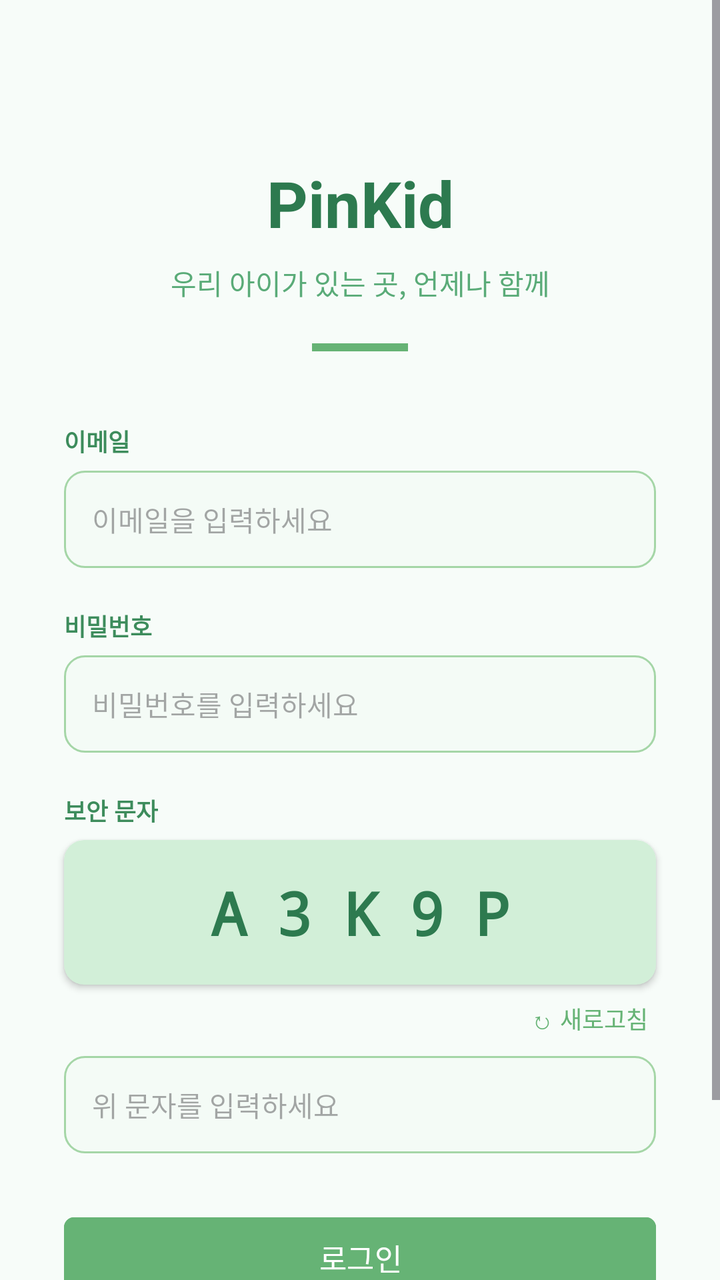
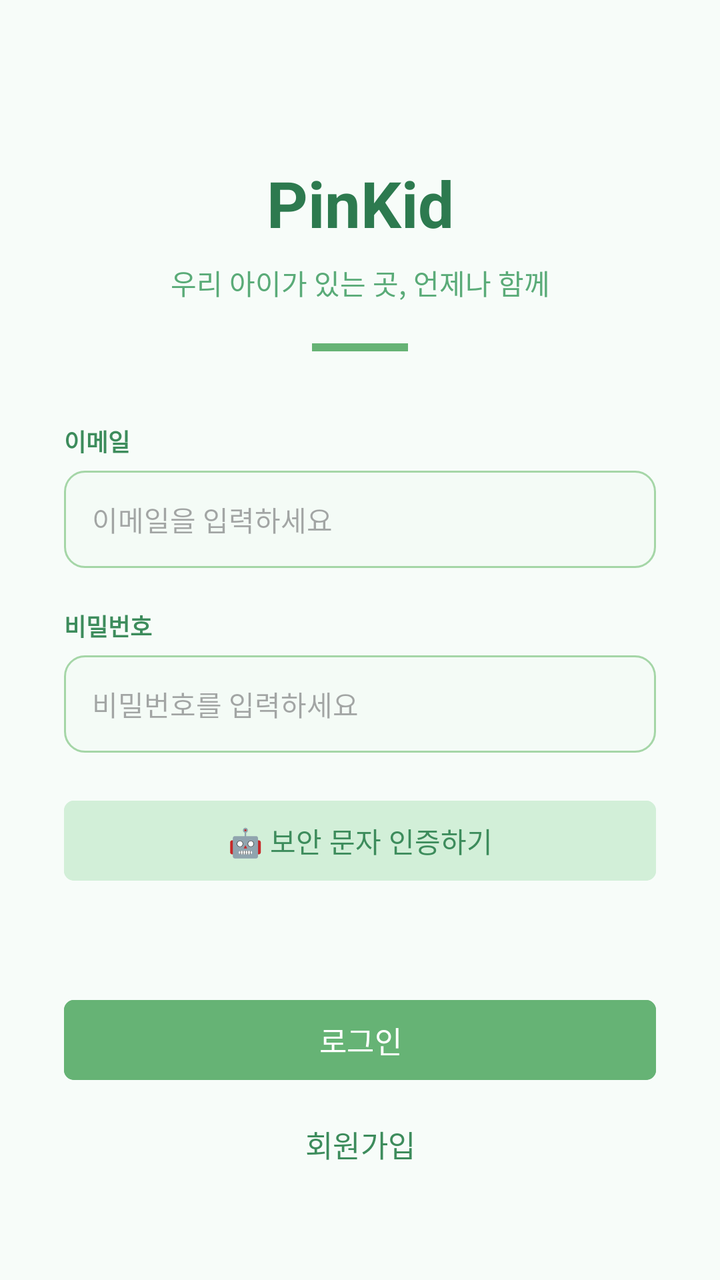

Before-and-after screenshots of an Android layout around one commit, followed by the original layout XML and the change that was made.
<!-- AndroidManifest.xml: application theme Theme.PinKid -->
<!-- res/layout/activity_login.xml -->
<?xml version="1.0" encoding="utf-8"?>
<ScrollView
    xmlns:android="http://schemas.android.com/apk/res/android"
    xmlns:app="http://schemas.android.com/apk/res-auto"
    android:layout_width="match_parent"
    android:layout_height="match_parent"
    android:background="#F7FCF9"
    android:fillViewport="true">

    <androidx.constraintlayout.widget.ConstraintLayout
        android:layout_width="match_parent"
        android:layout_height="wrap_content"
        android:paddingBottom="40dp">

        
        <TextView
            android:id="@+id/txtPinKid"
            android:layout_width="wrap_content"
            android:layout_height="wrap_content"
            android:text="PinKid"
            android:textSize="32sp"
            android:textStyle="bold"
            android:textColor="#2D7A4F"
            app:layout_constraintTop_toTopOf="parent"
            app:layout_constraintStart_toStartOf="parent"
            app:layout_constraintEnd_toEndOf="parent"
            android:layout_marginTop="80dp"/>

        <TextView
            android:id="@+id/txtSubTitle"
            android:layout_width="wrap_content"
            android:layout_height="wrap_content"
            android:text="우리 아이가 있는 곳, 언제나 함께"
            android:textSize="14sp"
            android:textColor="#5AAB78"
            app:layout_constraintTop_toBottomOf="@id/txtPinKid"
            app:layout_constraintStart_toStartOf="parent"
            app:layout_constraintEnd_toEndOf="parent"
            android:layout_marginTop="8dp"/>

        <View
            android:id="@+id/divider"
            android:layout_width="48dp"
            android:layout_height="4dp"
            android:background="#66B375"
            app:layout_constraintTop_toBottomOf="@id/txtSubTitle"
            app:layout_constraintStart_toStartOf="parent"
            app:layout_constraintEnd_toEndOf="parent"
            android:layout_marginTop="20dp"/>

        
        <TextView
            android:id="@+id/txtID"
            android:layout_width="0dp"
            android:layout_height="wrap_content"
            android:text="이메일"
            android:textSize="12sp"
            android:textColor="#3D8C5C"
            android:textStyle="bold"
            app:layout_constraintTop_toBottomOf="@id/divider"
            app:layout_constraintStart_toStartOf="@id/editTxtID"
            android:layout_marginTop="36dp"/>

        <EditText
            android:id="@+id/editTxtID"
            android:layout_width="0dp"
            android:layout_height="wrap_content"
            android:hint="이메일을 입력하세요"
            android:inputType="textEmailAddress"
            android:textSize="14sp"
            android:padding="14dp"
            android:background="@drawable/edit_bg"
            app:layout_constraintTop_toBottomOf="@id/txtID"
            app:layout_constraintStart_toStartOf="parent"
            app:layout_constraintEnd_toEndOf="parent"
            android:layout_marginStart="32dp"
            android:layout_marginEnd="32dp"
            android:layout_marginTop="6dp"/>

        
        <TextView
            android:id="@+id/txtPassword"
            android:layout_width="0dp"
            android:layout_height="wrap_content"
            android:text="비밀번호"
            android:textSize="12sp"
            android:textColor="#3D8C5C"
            android:textStyle="bold"
            app:layout_constraintTop_toBottomOf="@id/editTxtID"
            app:layout_constraintStart_toStartOf="@id/editTxtPW"
            android:layout_marginTop="20dp"/>

        <EditText
            android:id="@+id/editTxtPW"
            android:layout_width="0dp"
            android:layout_height="wrap_content"
            android:hint="비밀번호를 입력하세요"
            android:inputType="textPassword"
            android:textSize="14sp"
            android:padding="14dp"
            android:background="@drawable/edit_bg"
            app:layout_constraintTop_toBottomOf="@id/txtPassword"
            app:layout_constraintStart_toStartOf="parent"
            app:layout_constraintEnd_toEndOf="parent"
            android:layout_marginStart="32dp"
            android:layout_marginEnd="32dp"
            android:layout_marginTop="6dp"/>

        
        <TextView
            android:id="@+id/txtCaptchaLabel"
            android:layout_width="0dp"
            android:layout_height="wrap_content"
            android:text="보안 문자"
            android:textSize="12sp"
            android:textColor="#3D8C5C"
            android:textStyle="bold"
            app:layout_constraintTop_toBottomOf="@id/editTxtPW"
            app:layout_constraintStart_toStartOf="@id/captchaCard"
            android:layout_marginTop="20dp"/>

        <androidx.cardview.widget.CardView
            android:id="@+id/captchaCard"
            android:layout_width="0dp"
            android:layout_height="wrap_content"
            app:cardBackgroundColor="#D2EFD8"
            app:cardCornerRadius="10dp"
            app:cardElevation="2dp"
            app:layout_constraintTop_toBottomOf="@id/txtCaptchaLabel"
            app:layout_constraintStart_toStartOf="parent"
            app:layout_constraintEnd_toEndOf="parent"
            android:layout_marginStart="32dp"
            android:layout_marginEnd="32dp"
            android:layout_marginTop="6dp">

            <TextView
                android:id="@+id/txtCaptcha"
                android:layout_width="match_parent"
                android:layout_height="wrap_content"
                android:text="A3K9P"
                android:textSize="30sp"
                android:textStyle="bold"
                android:textColor="#2D7A4F"
                android:fontFamily="monospace"
                android:letterSpacing="0.5"
                android:gravity="center"
                android:padding="16dp"/>

        </androidx.cardview.widget.CardView>

        <TextView
            android:id="@+id/btnRefreshCaptcha"
            android:layout_width="wrap_content"
            android:layout_height="wrap_content"
            android:text="↻ 새로고침"
            android:textSize="12sp"
            android:textColor="#66B375"
            android:padding="4dp"
            app:layout_constraintTop_toBottomOf="@id/captchaCard"
            app:layout_constraintEnd_toEndOf="@id/captchaCard"
            android:layout_marginTop="4dp"/>

        <EditText
            android:id="@+id/editTxtCaptcha"
            android:layout_width="0dp"
            android:layout_height="wrap_content"
            android:hint="위 문자를 입력하세요"
            android:inputType="textCapCharacters"
            android:textSize="14sp"
            android:padding="14dp"
            android:background="@drawable/edit_bg"
            app:layout_constraintTop_toBottomOf="@id/btnRefreshCaptcha"
            app:layout_constraintStart_toStartOf="parent"
            app:layout_constraintEnd_toEndOf="parent"
            android:layout_marginStart="32dp"
            android:layout_marginEnd="32dp"
            android:layout_marginTop="6dp"/>

        
        <Button
            android:id="@+id/btnLogin"
            android:layout_width="0dp"
            android:layout_height="48dp"
            android:text="로그인"
            android:textSize="15sp"
            android:textColor="#FFFFFF"
            android:backgroundTint="#66B375"
            app:layout_constraintTop_toBottomOf="@id/editTxtCaptcha"
            app:layout_constraintStart_toStartOf="parent"
            app:layout_constraintEnd_toEndOf="parent"
            android:layout_marginStart="32dp"
            android:layout_marginEnd="32dp"
            android:layout_marginTop="28dp"/>

        <Button
            android:id="@+id/btnSignUp"
            android:layout_width="0dp"
            android:layout_height="48dp"
            android:text="회원가입"
            android:textSize="15sp"
            android:textColor="#3D8C5C"
            android:backgroundTint="#00000000"
            app:layout_constraintTop_toBottomOf="@id/btnLogin"
            app:layout_constraintStart_toStartOf="parent"
            app:layout_constraintEnd_toEndOf="parent"
            android:layout_marginStart="32dp"
            android:layout_marginEnd="32dp"
            android:layout_marginTop="4dp"/>

    </androidx.constraintlayout.widget.ConstraintLayout>

</ScrollView>
<!-- resources referenced by this layout -->
<resources>
  <!-- drawable edit_bg (drawable) -->
  <?xml version="1.0" encoding="utf-8"?>
  <shape xmlns:android="http://schemas.android.com/apk/res/android">
      <solid android:color="#F4FBF6"/>
      <stroke android:width="1dp" android:color="#A5D6A7"/>
      <corners android:radius="10dp"/>
  </shape>
  <style name="Theme.PinKid" parent="Base.Theme.PinKid">
          <item name="materialButtonStyle">@style/Widget.PinKid.Button</item>
      </style>
  <style name="Base.Theme.PinKid" parent="Theme.Material3.DayNight.NoActionBar">
          
          
      </style>
  <style name="Widget.PinKid.Button" parent="Widget.Material3.Button">
          <item name="cornerRadius">5dp</item>
      </style>
</resources>

<!-- the commit's change to res/layout/activity_login.xml (unified diff, before → after) -->
@@ -107,73 +107,32 @@
             android:layout_marginTop="6dp"/>
 
         
-        <TextView
-            android:id="@+id/txtCaptchaLabel"
+        <Button
+            android:id="@+id/btnCaptcha"
             android:layout_width="0dp"
-            android:layout_height="wrap_content"
-            android:text="보안 문자"
-            android:textSize="12sp"
+            android:layout_height="48dp"
+            android:text="🤖 보안 문자 인증하기"
+            android:textSize="14sp"
             android:textColor="#3D8C5C"
-            android:textStyle="bold"
+            android:backgroundTint="#D2EFD8"
             app:layout_constraintTop_toBottomOf="@id/editTxtPW"
-            app:layout_constraintStart_toStartOf="@id/captchaCard"
-            android:layout_marginTop="20dp"/>
-
-        <androidx.cardview.widget.CardView
-            android:id="@+id/captchaCard"
-            android:layout_width="0dp"
-            android:layout_height="wrap_content"
-            app:cardBackgroundColor="#D2EFD8"
-            app:cardCornerRadius="10dp"
-            app:cardElevation="2dp"
-            app:layout_constraintTop_toBottomOf="@id/txtCaptchaLabel"
             app:layout_constraintStart_toStartOf="parent"
             app:layout_constraintEnd_toEndOf="parent"
             android:layout_marginStart="32dp"
             android:layout_marginEnd="32dp"
-            android:layout_marginTop="6dp">
-
-            <TextView
-                android:id="@+id/txtCaptcha"
-                android:layout_width="match_parent"
-                android:layout_height="wrap_content"
-                android:text="A3K9P"
-                android:textSize="30sp"
-                android:textStyle="bold"
-                android:textColor="#2D7A4F"
-                android:fontFamily="monospace"
-                android:letterSpacing="0.5"
-                android:gravity="center"
-                android:padding="16dp"/>
-
-        </androidx.cardview.widget.CardView>
+            android:layout_marginTop="20dp"/>
 
         <TextView
-            android:id="@+id/btnRefreshCaptcha"
-            android:layout_width="wrap_content"
-            android:layout_height="wrap_content"
-            android:text="↻ 새로고침"
-            android:textSize="12sp"
-            android:textColor="#66B375"
-            android:padding="4dp"
-            app:layout_constraintTop_toBottomOf="@id/captchaCard"
-            app:layout_constraintEnd_toEndOf="@id/captchaCard"
-            android:layout_marginTop="4dp"/>
-
-        <EditText
-            android:id="@+id/editTxtCaptcha"
+            android:id="@+id/txtCaptchaStatus"
             android:layout_width="0dp"
             android:layout_height="wrap_content"
-            android:hint="위 문자를 입력하세요"
-            android:inputType="textCapCharacters"
-            android:textSize="14sp"
-            android:padding="14dp"
-            android:background="@drawable/edit_bg"
-            app:layout_constraintTop_toBottomOf="@id/btnRefreshCaptcha"
+            android:text=""
+            android:textSize="13sp"
+            android:textColor="#2D7A4F"
+            android:gravity="center"
+            app:layout_constraintTop_toBottomOf="@id/btnCaptcha"
             app:layout_constraintStart_toStartOf="parent"
             app:layout_constraintEnd_toEndOf="parent"
-            android:layout_marginStart="32dp"
-            android:layout_marginEnd="32dp"
             android:layout_marginTop="6dp"/>
 
         
@@ -185,7 +144,7 @@
             android:textSize="15sp"
             android:textColor="#FFFFFF"
             android:backgroundTint="#66B375"
-            app:layout_constraintTop_toBottomOf="@id/editTxtCaptcha"
+            app:layout_constraintTop_toBottomOf="@id/txtCaptchaStatus"
             app:layout_constraintStart_toStartOf="parent"
             app:layout_constraintEnd_toEndOf="parent"
             android:layout_marginStart="32dp"
